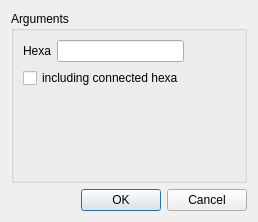
Qt form src/HEXABLOCKGUI/RemoveHexa_QTD.ui (SalomePlatform/hexablock) before a commit.
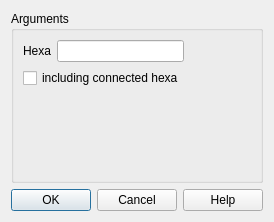
The same form after that commit.

Commit message: added: -Propagation, Vector ( completed ) dialog panel. -Help button on all panel. -Delegate for all Panel updated: -menu always showed for each action

What changed in the file:
```diff
--- a/src/HEXABLOCKGUI/RemoveHexa_QTD.ui
+++ b/src/HEXABLOCKGUI/RemoveHexa_QTD.ui
@@ -53,7 +53,7 @@
       <enum>Qt::Horizontal</enum>
      </property>
      <property name="standardButtons">
-      <set>QDialogButtonBox::Cancel|QDialogButtonBox::Ok</set>
+      <set>QDialogButtonBox::Cancel|QDialogButtonBox::Ok|QDialogButtonBox::Help</set>
      </property>
     </widget>
    </item>
```
The commit also changes 37 other files.
